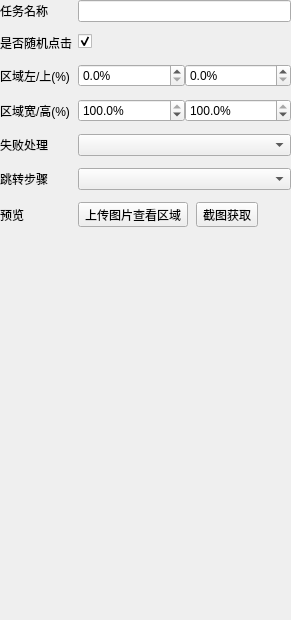
First picture: the form in src/ui/roiClickForm/RoiClickForm.ui, repository Ferrarii-430/onmyoji-script, before the edit.
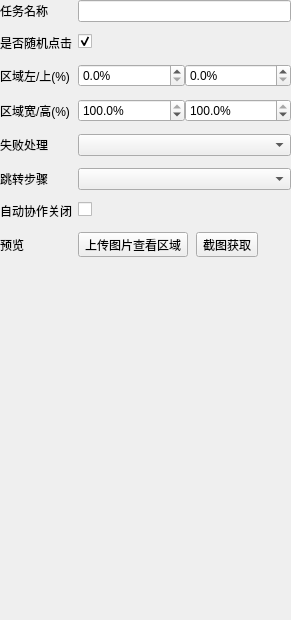
Second picture: the form after the edit. Custom widgets are drawn as their Qt base class.

Commit message: feat:添加方案配置导出导入，自动取消协作开关，优化系统方案加载器

```diff
--- a/src/ui/roiClickForm/RoiClickForm.ui
+++ b/src/ui/roiClickForm/RoiClickForm.ui
@@ -169,13 +169,30 @@
      <widget class="QComboBox" name="stepInputBox"/>
     </item>
     <item row="6" column="0">
+     <widget class="QLabel" name="autoCancelCollabLabel">
+      <property name="toolTip">
+       <string>开启后本步骤点击前自动扫描协作邀请弹窗并点击关闭，避免点到弹窗上（仅当前步骤生效，非全局）</string>
+      </property>
+      <property name="text">
+       <string>自动协作关闭</string>
+      </property>
+     </widget>
+    </item>
+    <item row="6" column="1">
+     <widget class="QCheckBox" name="autoCancelCollabCheckBox">
+      <property name="text">
+       <string/>
+      </property>
+     </widget>
+    </item>
+    <item row="7" column="0">
      <widget class="QLabel" name="previewLabel">
       <property name="text">
        <string>预览</string>
       </property>
      </widget>
     </item>
-    <item row="6" column="1">
+    <item row="7" column="1">
      <layout class="QHBoxLayout" name="previewBtnLayout">
       <property name="spacing">
        <number>8</number>
@@ -199,7 +216,7 @@
       </item>
      </layout>
     </item>
-    <item row="7" column="0" colspan="2">
+    <item row="8" column="0" colspan="2">
      <widget class="RoiPreviewWidget" name="roiPreview" native="true">
       <property name="sizePolicy">
        <sizepolicy hsizetype="Expanding" vsizetype="Expanding">
@@ -221,7 +238,7 @@
       </property>
      </widget>
     </item>
-    <item row="8" column="0" colspan="2">
+    <item row="9" column="0" colspan="2">
      <spacer name="bottomSpacer">
       <property name="orientation">
        <enum>Qt::Vertical</enum>
```
The commit also changes 34 other files.
